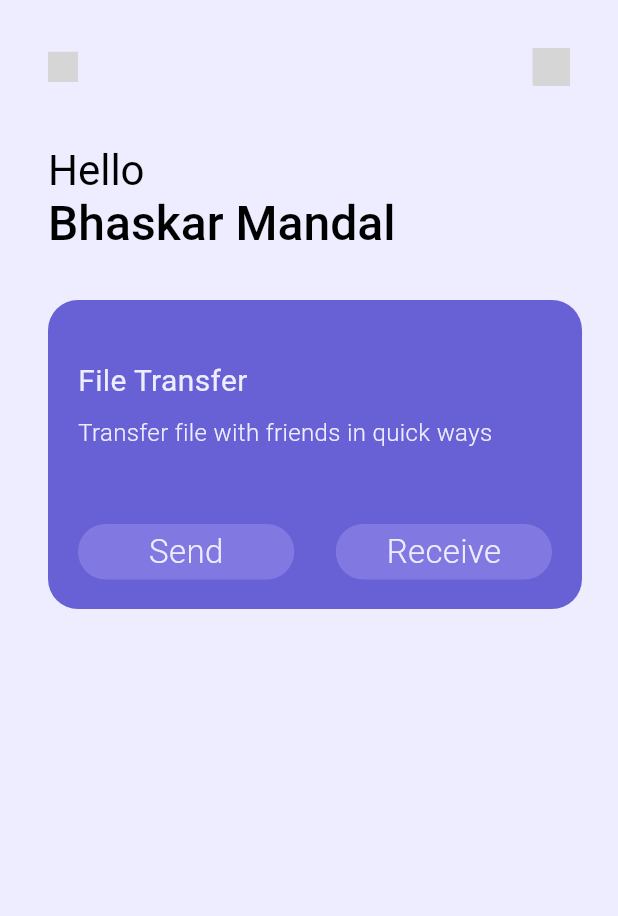
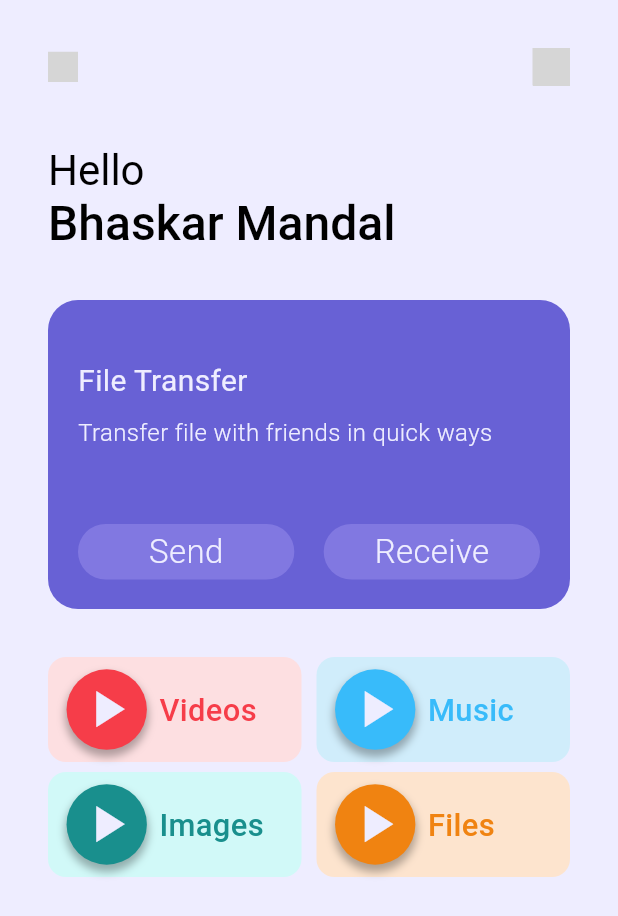
Before and after one commit to bhaskaraa45/filesharing, a Flutter app: the screen it shows after launch, on a phone screen of 412 x 824 dp. Shown: the top 916 px of the screen. Run offline on Flutter 3.47's test engine with Material 3 defaults, Android fonts, the phone set to English and light mode, and no system bars; our stand-ins replace device_info_plus; grey boxes are pictures that could not be loaded.

Commit message:
boxes added

```diff
--- a/lib/colors.dart
+++ b/lib/colors.dart
@@ -9,4 +9,8 @@ class MyColors {
   final Color box2 = const Color(0xffD0EDFB);
   final Color box3 = const Color(0xffD1F9F8);
   final Color box4 = const Color(0xffFDE4CE);
+  final Color box1MainColor = const Color(0xffF63D49);
+  final Color box2MainColor = const Color(0xff38BBFA);
+  final Color box3MainColor = const Color(0xff198F8D);
+  final Color box4MainColor = const Color(0xffF08311);
 }
--- a/lib/screens/home.dart
+++ b/lib/screens/home.dart
@@ -1,16 +1,40 @@
 import 'package:filesharing/colors.dart';
+import 'package:filesharing/widgets/boxes_widget.dart';
 import 'package:filesharing/widgets/svg_icon.dart';
 import 'package:flutter/material.dart';
 import 'package:flutter/services.dart';
 
-class HomeScreen extends StatelessWidget {
+class HomeScreen extends StatefulWidget {
   const HomeScreen({super.key});
 
+  @override
+  State<HomeScreen> createState() => _HomeScreenState();
+}
 
-  // Widget boxes(){
-  //   return
-  // }
+class _HomeScreenState extends State<HomeScreen> {
+  List<Color> bgColors = [
+    MyColors().box1,
+    MyColors().box2,
+    MyColors().box3,
+    MyColors().box4,
+  ];
+  List<Color> colors = [
+    MyColors().box1MainColor,
+    MyColors().box2MainColor,
+    MyColors().box3MainColor,
+    MyColors().box4MainColor,
+  ];
+  List<IconData> icons = [
+    Icons.play_arrow,
+    Icons.play_arrow,
+    Icons.play_arrow,
+    Icons.play_arrow,
+  ];
+  List<String> titles = ['Videos', 'Music', "Images", 'Files'];
 
+  void func() {
+    print('Hello World!');
+  }
 
   @override
   Widget build(BuildContext context) {
@@ -62,12 +86,12 @@ class HomeScreen extends StatelessWidget {
                 ),
               ),
               Container(
-                margin: const EdgeInsets.fromLTRB(8, 32, 0, 0),
+                margin: const EdgeInsets.fromLTRB(8, 32, 8, 0),
                 child: RichText(
                     text: TextSpan(
                         text: "Hello\n",
-                        style:
-                            TextStyle(fontSize: 28, color: MyColors().textColor),
+                        style: TextStyle(
+                            fontSize: 28, color: MyColors().textColor),
                         children: <TextSpan>[
                       TextSpan(
                         text: "Bhaskar Mandal",
@@ -79,10 +103,8 @@ class HomeScreen extends StatelessWidget {
                     ])),
               ),
               Container(
-                constraints: const  BoxConstraints(
-                  minHeight: 160
-                ),
-                margin: const EdgeInsets.fromLTRB(8, 32, 0, 0),
+                constraints: const BoxConstraints(minHeight: 160),
+                margin: const EdgeInsets.fromLTRB(8, 32, 8, 0),
                 height: height * 0.25,
                 width: double.infinity,
                 decoration: BoxDecoration(
@@ -104,7 +126,7 @@ class HomeScreen extends StatelessWidget {
                               fontWeight: FontWeight.w400),
                         ),
                         SizedBox(
-                          height: height*0.01,
+                          height: height * 0.01,
                         ),
                         Text(
                           'Transfer file with friends in quick ways',
@@ -114,18 +136,17 @@ class HomeScreen extends StatelessWidget {
                               fontWeight: FontWeight.w300),
                         ),
                         SizedBox(
-                          height: height*0.06,
+                          height: height * 0.06,
                         ),
                         Row(
                           mainAxisAlignment: MainAxisAlignment.spaceBetween,
                           children: [
                             InkWell(
-                              onTap: (){},
+                              onTap: () {},
                               borderRadius: BorderRadius.circular(1000),
                               child: Container(
-                                constraints: const BoxConstraints(
-                                  minHeight: 30
-                                ),
+                                constraints:
+                                    const BoxConstraints(minHeight: 30),
                                 height: height * 0.045,
                                 width: width * 0.35,
                                 decoration: BoxDecoration(
@@ -143,12 +164,11 @@ class HomeScreen extends StatelessWidget {
                               ),
                             ),
                             InkWell(
-                              onTap: (){},
+                              onTap: () {},
                               borderRadius: BorderRadius.circular(1000),
                               child: Container(
-                                constraints: const BoxConstraints(
-                                  minHeight: 30
-                                ),
+                                constraints:
+                                    const BoxConstraints(minHeight: 30),
                                 height: height * 0.045,
                                 width: width * 0.35,
                                 decoration: BoxDecoration(
@@ -167,13 +187,20 @@ class HomeScreen extends StatelessWidget {
                             ),
                           ],
                         ),
-
-
-
                       ],
                     ),
                   ),
                 ),
+              ),
+              Container(
+                margin: const EdgeInsets.fromLTRB(8, 32, 8, 0),
+                child: Boxes(
+                    bgColors: bgColors,
+                    colors: colors,
+                    count: 4,
+                    functionList: [func, func, func, func],
+                    icons: icons,
+                    titles: titles),
               )
             ],
           ),
--- a/lib/widgets/boxes_widget.dart
+++ b/lib/widgets/boxes_widget.dart
@@ -0,0 +1,102 @@
+import 'package:filesharing/colors.dart';
+import 'package:flutter/material.dart';
+
+class Boxes extends StatelessWidget {
+  const Boxes({
+    super.key,
+    required this.bgColors,
+    required this.colors,
+    required this.count,
+    required this.functionList,
+    required this.icons,
+    required this.titles,
+  });
+  final int count;
+  final List<Color> colors;
+  final List<Color> bgColors;
+  final List<IconData> icons;
+  final List<String> titles;
+  final List<VoidCallback> functionList;
+
+  Widget oneBox(Color bgColor, Color color, IconData icon, String title,
+      VoidCallback onTap, Size size) {
+    return InkWell(
+      onTap: onTap,
+      borderRadius: BorderRadius.circular(12),
+      child: Container(
+          height: size.width * 0.17,
+          width: (size.width - 74) / 2,
+          decoration: BoxDecoration(
+              color: bgColor, borderRadius: BorderRadius.circular(12)),
+          child: Row(
+            mainAxisSize: MainAxisSize.min,
+            children: [
+              SizedBox(
+                width: size.width * 0.03,
+              ),
+              Container(
+                  height: size.width * 0.13,
+                  width: size.width * 0.13,
+                  decoration: BoxDecoration(boxShadow: [
+                    BoxShadow(
+                      color: Colors.black.withOpacity(0.3),
+                      spreadRadius: 1,
+                      blurRadius: 4,
+                      offset: const Offset(0, 4),
+                    ),
+                  ], color: color, borderRadius: BorderRadius.circular(100000)),
+                  child: Icon(
+                    icon,
+                    color: MyColors().white_,
+                    size: size.width * 0.1,
+                  )),
+              SizedBox(
+                width: size.width * 0.02,
+              ),
+              Expanded(
+                child: Text(
+                  title,
+                  maxLines: 1,
+                  style: TextStyle(
+                      fontSize: size.width * 0.05,
+                      color: color,
+                      fontWeight: FontWeight.w500),
+                ),
+              )
+            ],
+          )),
+    );
+  }
+
+  Widget twoBoxes(int i, Size size) {
+    return Row(
+      mainAxisAlignment: MainAxisAlignment.spaceBetween,
+      children: [
+        oneBox(
+            bgColors[i], colors[i], icons[i], titles[i], functionList[i], size),
+        oneBox(bgColors[i + 1], colors[i + 1], icons[i + 1], titles[i + 1],
+            functionList[i + 1], size)
+      ],
+    );
+  }
+
+  List<Widget> listOfItems(Size size) {
+    return [
+      for (int i = 0; i < count - 1; i += 2) ...[
+        twoBoxes(i, size),
+        SizedBox(
+          height: size.height * 0.008,
+        ),
+      ]
+    ];
+  }
+
+  @override
+  Widget build(BuildContext context) {
+    Size size = MediaQuery.of(context).size;
+    return Column(
+      mainAxisSize: MainAxisSize.min,
+      children: listOfItems(size),
+    );
+  }
+}
```
